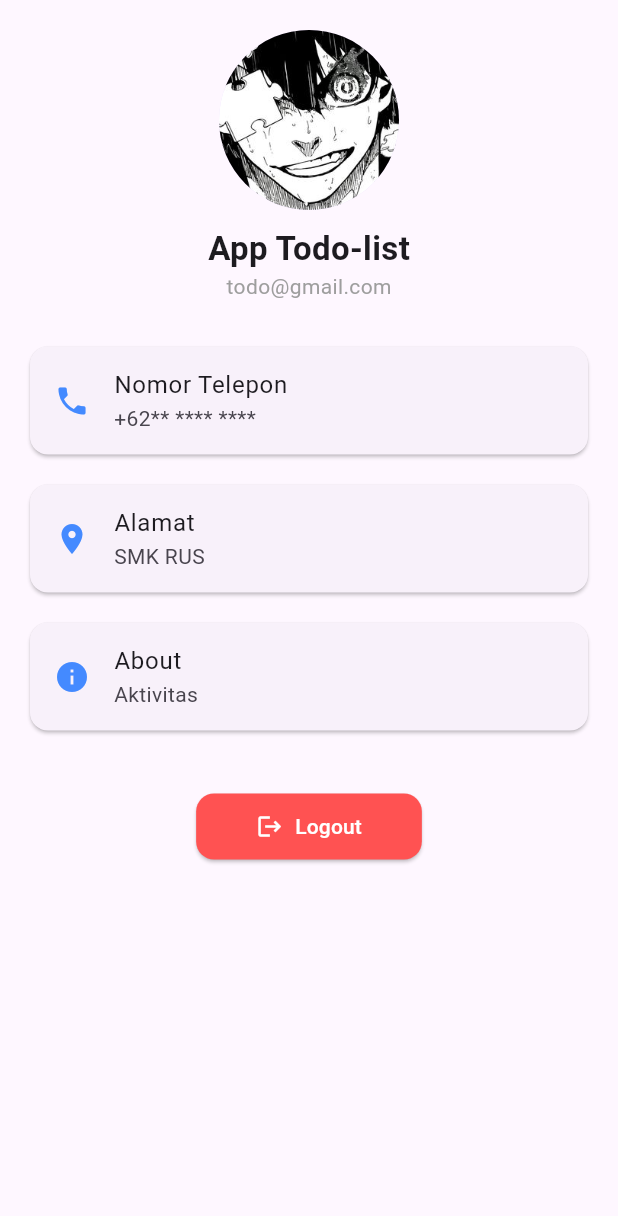
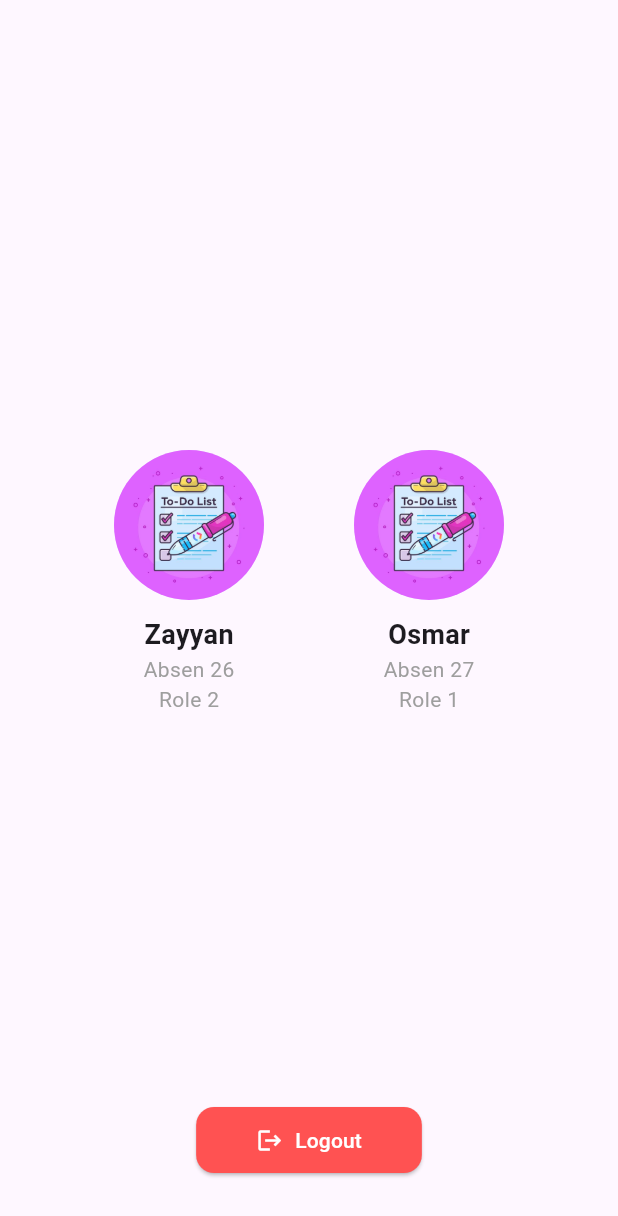
Before and after one commit to XOsmar969/todolistapp_27_26, a Flutter app: the ProfilePage screen opened directly, on a phone screen of 412 x 824 dp. Shown: the top 1216 px of the screen. Run offline on Flutter 3.47's test engine with Material 3 defaults, Android fonts, the phone set to English and light mode, and no system bars; our stand-ins replace get.

Commit message:
update profile page,history page,home page,add_todo_page.

```diff
--- a/lib/controllers/auth_controller.dart
+++ b/lib/controllers/auth_controller.dart
@@ -1,5 +1,4 @@
 import 'dart:ui';
-
 import 'package:get/get.dart';
 import 'package:todolistapp_27_26/routes/routes.dart';
 
@@ -14,7 +13,6 @@ class AuthController extends GetxController {
       Get.snackbar("Login Failed", "Username / Password salah");
     }
   }
-
   void logout() {
 Get.defaultDialog(
       title: "Konfirmasi",
--- a/lib/pages/dashboard_page.dart
+++ b/lib/pages/dashboard_page.dart
@@ -7,7 +7,6 @@ import 'profile_page.dart';
 import 'package:todolistapp_27_26/controllers/dashboard_controller.dart';
 class DashboardPage extends StatelessWidget {
   final HomeController homeController = Get.find<HomeController>();
-
   @override
   Widget build(BuildContext context) {
     return Obx(() => Scaffold(
--- a/lib/pages/profile_page.dart
+++ b/lib/pages/profile_page.dart
@@ -1,6 +1,5 @@
 import 'package:flutter/material.dart';
 import 'package:get/get.dart';
-import 'package:get/utils.dart';
 import 'package:todolistapp_27_26/controllers/auth_controller.dart';
 
 class ProfilePage extends StatelessWidget {
@@ -9,59 +8,57 @@ class ProfilePage extends StatelessWidget {
   @override
   Widget build(BuildContext context) {
     return Scaffold(
-      body: SingleChildScrollView(
+      body: SafeArea(
         child: Column(
+          mainAxisAlignment: MainAxisAlignment.spaceBetween,
           children: [
-            const SizedBox(height: 20),
-            const CircleAvatar(
-              radius: 60,
-              backgroundImage: AssetImage('assets/isagi.jpg'),
+            const SizedBox(height: 40),
+            Row(
+              mainAxisAlignment: MainAxisAlignment.center,
+              children: [
+                Column(
+                  children: const [
+                    CircleAvatar(
+                      radius: 50,
+                      backgroundImage: AssetImage('assets/todolist.jpeg'),
                     ),
-            const SizedBox(height: 10),
-            const Text(
-              "App Todo-list",
-              style: TextStyle(fontSize: 22, fontWeight: FontWeight.bold),
-            ),
-            const Text("todo@gmail.com", style: TextStyle(color: Colors.grey)),
-            const SizedBox(height: 20),
-
-            Card(
-              margin: const EdgeInsets.symmetric(horizontal: 20, vertical: 10),
-              child: ListTile(
-                leading: const Icon(Icons.phone, color: Colors.blueAccent),
-                title: const Text("Nomor Telepon"),
-                subtitle: const Text("+62** **** ****"),
+                    SizedBox(height: 10),
+                    Text(
+                      "Zayyan",
+                      style: TextStyle(
+                        fontSize: 18,
+                        fontWeight: FontWeight.bold,
                       ),
                     ),
-
-            Card(
-              margin: const EdgeInsets.symmetric(horizontal: 20, vertical: 10),
-              child: ListTile(
-                leading: const Icon(
-                  Icons.location_on,
-                  color: Colors.blueAccent,
+                    Text("Absen 26", style: TextStyle(color: Colors.grey)),
+                    Text("Role 2", style: TextStyle(color: Colors.grey)),
+                  ],
                 ),
-                title: const Text("Alamat"),
-                subtitle: const Text("SMK RUS"),
+                const SizedBox(width: 60),
+                Column(
+                  children: const [
+                    CircleAvatar(
+                      radius: 50,
+                      backgroundImage: AssetImage('assets/todolist.jpeg'),
+                    ),
+                    SizedBox(height: 10),
+                    Text(
+                      "Osmar",
+                      style: TextStyle(
+                        fontSize: 18,
+                        fontWeight: FontWeight.bold,
                       ),
                     ),
-
-            Card(
-              margin: const EdgeInsets.symmetric(horizontal: 20, vertical: 10),
-              child: ListTile(
-                leading: const Icon(Icons.info, color: Colors.blueAccent),
-                title: const Text("About"),
-                subtitle: const Text("Aktivitas"),
+                    Text("Absen 27", style: TextStyle(color: Colors.grey)),
+                    Text("Role 1", style: TextStyle(color: Colors.grey)),
+                  ],
                 ),
+              ],
             ),
-
-            const SizedBox(height: 30),
-
-            // Tombol Logout
-            ElevatedButton.icon(
+            Padding(
+              padding: const EdgeInsets.only(bottom: 40),
+              child: ElevatedButton.icon(
                 onPressed: () {
-                // Aksi ketika logout ditekan
-                // Contoh: kembali ke halaman login
                   authController.logout();
                 },
                 icon: const Icon(Icons.logout),
@@ -78,8 +75,7 @@ class ProfilePage extends StatelessWidget {
                   ),
                 ),
               ),
-
-            const SizedBox(height: 30),
+            ),
           ],
         ),
       ),
--- a/lib/routes/pages.dart
+++ b/lib/routes/pages.dart
@@ -9,21 +9,16 @@ import 'package:todolistapp_27_26/bindings/home_binding.dart';
 
 class AppPages {
   static final pages = [
-    // Login Page
     GetPage(
       name: AppRoutes.login,
       page: () => LoginPage(),
       binding: AuthBinding(),
     ),
-
-    // Dashboard (BottomNav: Home, History, Profile)
     GetPage(
       name: AppRoutes.dashboard,
       page: () => DashboardPage(),
       binding: HomeBinding(),
     ),
-
-    // Add Todo
     GetPage(
       name: AppRoutes.addTodo,
       page: () => AddTodoPage(),
--- a/lib/widgets/todo_card.dart
+++ b/lib/widgets/todo_card.dart
@@ -17,7 +17,7 @@ class TodoCard extends StatelessWidget {
         title: Text(
           todo.title,
           style: const TextStyle(
-            decoration: TextDecoration.none, // selalu normal
+            decoration: TextDecoration.none,
           ),
         ),
 
--- a/lib/widgets/widget_textfield.dart
+++ b/lib/widgets/widget_textfield.dart
@@ -28,8 +28,6 @@ class _MyTextFieldState extends State<MyTextField> {
         labelText: widget.labelText,
         border: OutlineInputBorder(borderRadius: BorderRadius.circular(12)),
         contentPadding: const EdgeInsets.symmetric(horizontal: 12, vertical: 8),
-
-        // ✅ icon hanya muncul kalau isPassword = true
         suffixIcon: widget.isPassword
             ? IconButton(
                 icon: Icon(
```
Also changed, not shown: lib/pages/add_todo_page.dart (+35 -10 lines), lib/pages/history_page.dart (+13 -1 lines), lib/pages/home_page.dart (+26 -3 lines). Lines whose indentation alone changed are shown as unchanged.
